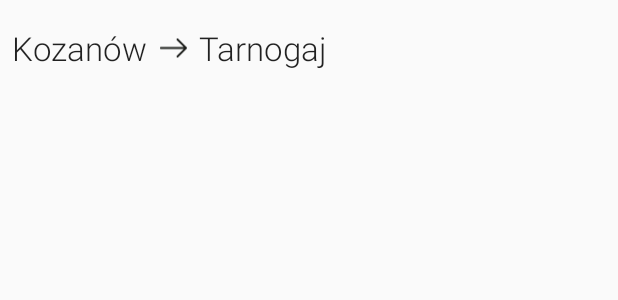
After one commit to frysztak/niebieskie-tramwaje, an Android app: the layout route_variant_list_item.xml on its own in the app's theme, with its tools: preview values and no code run, on a phone screen of 412 x 824 dp. The commit adds this screen. Shown: the top 300 px of the screen. Run offline under Robolectric (Android 15) with nearby library versions, the phone set to English and light mode, and no system bars.

Commit message:
show route variants in a bottom sheet

```diff
--- a/app/src/main/java/com/orpington/software/rozkladmpk/routeVariants/RouteVariantsContract.kt
+++ b/app/src/main/java/com/orpington/software/rozkladmpk/routeVariants/RouteVariantsContract.kt
@@ -7,9 +7,11 @@ import com.orpington.software.rozkladmpk.data.model.RouteVariant
 interface RouteVariantsContract {
     interface Presenter: BasePresenter {
         fun loadVariants(stopName: String)
+        fun routeClicked(position: Int)
     }
 
     interface View: BaseView {
+        fun showRoutes(variants: List<RouteVariant>)
         fun showVariants(variants: List<RouteVariant>)
     }
 }
--- /dev/null
+++ b/app/src/main/res/drawable/right_arrow.xml
@@ -0,0 +1,11 @@
+<?xml version="1.0" encoding="utf-8"?>
+<vector xmlns:android="http://schemas.android.com/apk/res/android"
+    android:width="31.49dp"
+    android:height="31.49dp"
+    android:viewportWidth="31.49"
+    android:viewportHeight="31.49">
+
+    <path
+        android:fillColor="#1E201D"
+        android:pathData="M21.205,5.007c-0.429-0.444-1.143-0.444-1.587,0c-0.429,0.429-0.429,1.143,0,1.571l8.047,8.047H1.111 C0.492,14.626,0,15.118,0,15.737c0,0.619,0.492,1.127,1.111,1.127h26.554l-8.047,8.032c-0.429,0.444-0.429,1.159,0,1.587 c0.444,0.444,1.159,0.444,1.587,0l9.952-9.952c0.444-0.429,0.444-1.143,0-1.571L21.205,5.007z" />
+</vector>
--- /dev/null
+++ b/app/src/main/res/layout/route_variant_list_item.xml
@@ -0,0 +1,51 @@
+<?xml version="1.0" encoding="utf-8"?>
+<HorizontalScrollView xmlns:android="http://schemas.android.com/apk/res/android"
+    xmlns:app="http://schemas.android.com/apk/res-auto"
+    android:layout_width="match_parent"
+    android:layout_height="wrap_content"
+    android:scrollbars="none"
+    android:layout_margin="0dp">
+
+    <android.support.constraint.ConstraintLayout
+        android:layout_width="wrap_content"
+        android:layout_height="64dp">
+
+        <TextView
+            android:id="@+id/firstStopName"
+            android:layout_width="wrap_content"
+            android:layout_height="wrap_content"
+            android:layout_marginLeft="8dp"
+            android:fontFamily="sans-serif-light"
+            android:text="Kozanów"
+            android:textAppearance="@style/TextAppearance.AppCompat.Headline"
+            android:textSize="22sp"
+            app:layout_constraintBottom_toBottomOf="parent"
+            app:layout_constraintStart_toStartOf="parent"
+            app:layout_constraintTop_toTopOf="parent" />
+
+        <ImageView
+            android:id="@+id/imageView"
+            android:layout_width="18dp"
+            android:layout_height="match_parent"
+            android:layout_marginStart="8dp"
+            android:layout_marginTop="0dp"
+            android:src="@drawable/right_arrow"
+            app:layout_constraintBottom_toBottomOf="parent"
+            app:layout_constraintStart_toEndOf="@+id/firstStopName"
+            app:layout_constraintTop_toTopOf="parent" />
+
+        <TextView
+            android:id="@+id/lastStopName"
+            android:layout_width="wrap_content"
+            android:layout_height="wrap_content"
+            android:layout_margin="8dp"
+            android:paddingRight="8dp"
+            android:fontFamily="sans-serif-light"
+            android:text="Tarnogaj"
+            android:textAppearance="@style/TextAppearance.AppCompat.Headline"
+            android:textSize="22sp"
+            app:layout_constraintBottom_toBottomOf="parent"
+            app:layout_constraintStart_toEndOf="@+id/imageView"
+            app:layout_constraintTop_toTopOf="parent" />
+    </android.support.constraint.ConstraintLayout>
+</HorizontalScrollView>
```
Also changed, not shown: app/src/main/java/com/orpington/software/rozkladmpk/routeVariants/RouteVariantsActivity.kt (+26 -9 lines), app/src/main/java/com/orpington/software/rozkladmpk/routeVariants/RouteVariantsPresenter.kt (+11 -8 lines), app/src/main/java/com/orpington/software/rozkladmpk/routeVariants/RoutesRecyclerViewAdapter.kt (renamed from app/src/main/java/com/orpington/software/rozkladmpk/routeVariants/RouteVariantsRecyclerViewAdapter.kt, +19 -5 lines), app/src/main/java/com/orpington/software/rozkladmpk/routeVariants/VariantsRecyclerViewAdapter.kt (added, +57 -0 lines), app/src/main/res/layout/activity_station.xml (+6 -4 lines), app/src/main/res/layout/route_variant_bottom_sheet.xml (added, +36 -0 lines), 1 other file.
